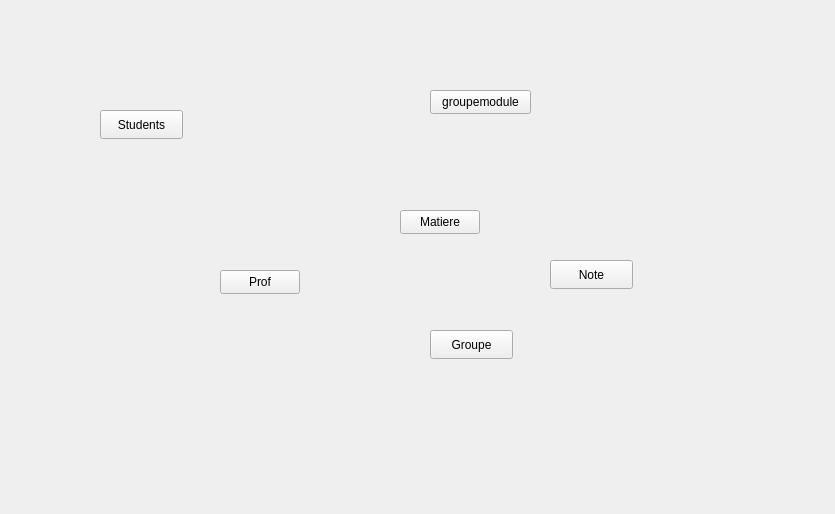
First picture: the form in ProjectPV/mainwindow/mainwindow.ui, repository Yassine-Mhirsi/ProjectPV, before the edit.
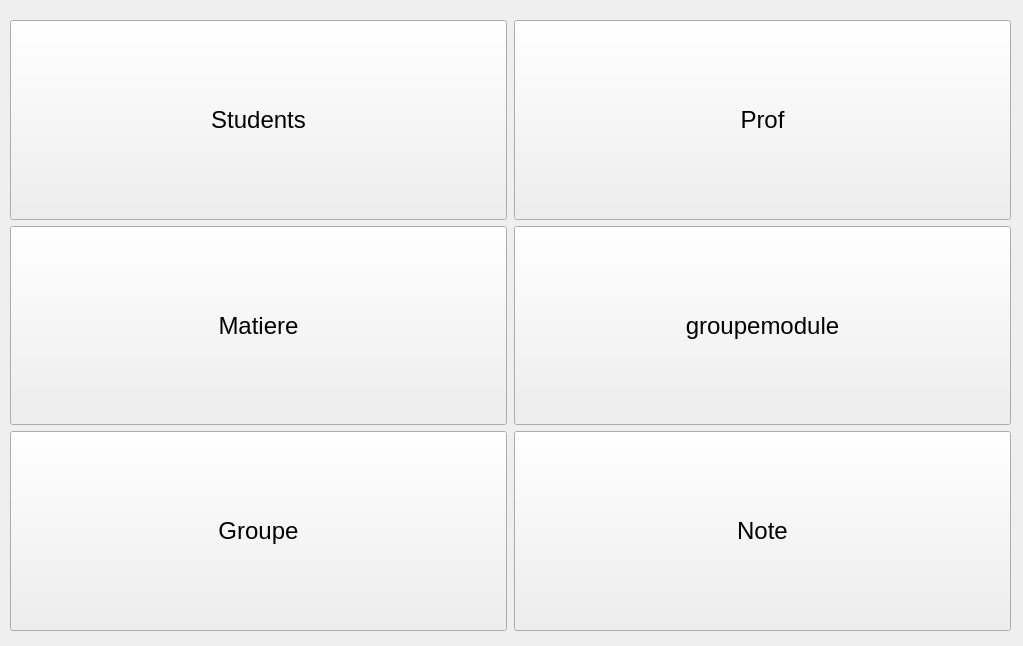
Second picture: the form after the edit.

The edit to the form file:
```diff
--- a/ProjectPV/mainwindow/mainwindow.ui
+++ b/ProjectPV/mainwindow/mainwindow.ui
@@ -6,91 +6,139 @@
    <rect>
     <x>0</x>
     <y>0</y>
-    <width>835</width>
-    <height>514</height>
+    <width>1023</width>
+    <height>646</height>
    </rect>
   </property>
   <property name="windowTitle">
    <string>MainWindow</string>
   </property>
   <widget class="QWidget" name="centralwidget">
-   <widget class="QPushButton" name="etudiant_pushButton">
+   <widget class="QWidget" name="gridLayoutWidget">
     <property name="geometry">
      <rect>
-      <x>100</x>
-      <y>110</y>
-      <width>83</width>
-      <height>29</height>
+      <x>10</x>
+      <y>20</y>
+      <width>1001</width>
+      <height>611</height>
      </rect>
     </property>
-    <property name="text">
-     <string>Students</string>
-    </property>
-   </widget>
-   <widget class="QPushButton" name="pushButton">
-    <property name="geometry">
-     <rect>
-      <x>220</x>
-      <y>270</y>
-      <width>80</width>
-      <height>24</height>
-     </rect>
-    </property>
-    <property name="text">
-     <string>Prof</string>
-    </property>
-   </widget>
-   <widget class="QPushButton" name="matiere_pushButton">
-    <property name="geometry">
-     <rect>
-      <x>400</x>
-      <y>210</y>
-      <width>80</width>
-      <height>24</height>
-     </rect>
-    </property>
-    <property name="text">
-     <string>Matiere</string>
-    </property>
-   </widget>
-   <widget class="QPushButton" name="gm_pushButton">
-    <property name="geometry">
-     <rect>
-      <x>430</x>
-      <y>90</y>
-      <width>101</width>
-      <height>24</height>
-     </rect>
-    </property>
-    <property name="text">
-     <string>groupemodule</string>
-    </property>
-   </widget>
-   <widget class="QPushButton" name="grp_pushButton">
-    <property name="geometry">
-     <rect>
-      <x>430</x>
-      <y>330</y>
-      <width>83</width>
-      <height>29</height>
-     </rect>
-    </property>
-    <property name="text">
-     <string>Groupe</string>
-    </property>
-   </widget>
-   <widget class="QPushButton" name="note_pushButton">
-    <property name="geometry">
-     <rect>
-      <x>550</x>
-      <y>260</y>
-      <width>83</width>
-      <height>29</height>
-     </rect>
-    </property>
-    <property name="text">
-     <string>Note</string>
-    </property>
+    <layout class="QGridLayout" name="gridLayout">
+     <property name="horizontalSpacing">
+      <number>7</number>
+     </property>
+     <item row="2" column="1">
+      <widget class="QPushButton" name="grp_pushButton">
+       <property name="sizePolicy">
+        <sizepolicy hsizetype="Minimum" vsizetype="Expanding">
+         <horstretch>0</horstretch>
+         <verstretch>0</verstretch>
+        </sizepolicy>
+       </property>
+       <property name="font">
+        <font>
+         <pointsize>18</pointsize>
+        </font>
+       </property>
+       <property name="text">
+        <string>Groupe</string>
+       </property>
+      </widget>
+     </item>
+     <item row="1" column="1">
+      <widget class="QPushButton" name="matiere_pushButton">
+       <property name="sizePolicy">
+        <sizepolicy hsizetype="Minimum" vsizetype="Expanding">
+         <horstretch>0</horstretch>
+         <verstretch>0</verstretch>
+        </sizepolicy>
+       </property>
+       <property name="font">
+        <font>
+         <pointsize>18</pointsize>
+        </font>
+       </property>
+       <property name="text">
+        <string>Matiere</string>
+       </property>
+      </widget>
+     </item>
+     <item row="0" column="1">
+      <widget class="QPushButton" name="etudiant_pushButton">
+       <property name="sizePolicy">
+        <sizepolicy hsizetype="Minimum" vsizetype="Expanding">
+         <horstretch>0</horstretch>
+         <verstretch>0</verstretch>
+        </sizepolicy>
+       </property>
+       <property name="font">
+        <font>
+         <pointsize>18</pointsize>
+        </font>
+       </property>
+       <property name="text">
+        <string>Students</string>
+       </property>
+       <property name="autoDefault">
+        <bool>false</bool>
+       </property>
+      </widget>
+     </item>
+     <item row="2" column="2">
+      <widget class="QPushButton" name="note_pushButton">
+       <property name="sizePolicy">
+        <sizepolicy hsizetype="Minimum" vsizetype="Expanding">
+         <horstretch>0</horstretch>
+         <verstretch>0</verstretch>
+        </sizepolicy>
+       </property>
+       <property name="font">
+        <font>
+         <pointsize>18</pointsize>
+        </font>
+       </property>
+       <property name="text">
+        <string>Note</string>
+       </property>
+      </widget>
+     </item>
+     <item row="1" column="2">
+      <widget class="QPushButton" name="gm_pushButton">
+       <property name="sizePolicy">
+        <sizepolicy hsizetype="Minimum" vsizetype="Expanding">
+         <horstretch>0</horstretch>
+         <verstretch>0</verstretch>
+        </sizepolicy>
+       </property>
+       <property name="font">
+        <font>
+         <pointsize>18</pointsize>
+        </font>
+       </property>
+       <property name="text">
+        <string>groupemodule</string>
+       </property>
+      </widget>
+     </item>
+     <item row="0" column="2">
+      <widget class="QPushButton" name="ens_pushButton">
+       <property name="sizePolicy">
+        <sizepolicy hsizetype="Minimum" vsizetype="Expanding">
+         <horstretch>0</horstretch>
+         <verstretch>0</verstretch>
+        </sizepolicy>
+       </property>
+       <property name="font">
+        <font>
+         <pointsize>18</pointsize>
+        </font>
+       </property>
+       <property name="text">
+        <string>Prof</string>
+       </property>
+      </widget>
+     </item>
+    </layout>
    </widget>
   </widget>
  </widget>
```
